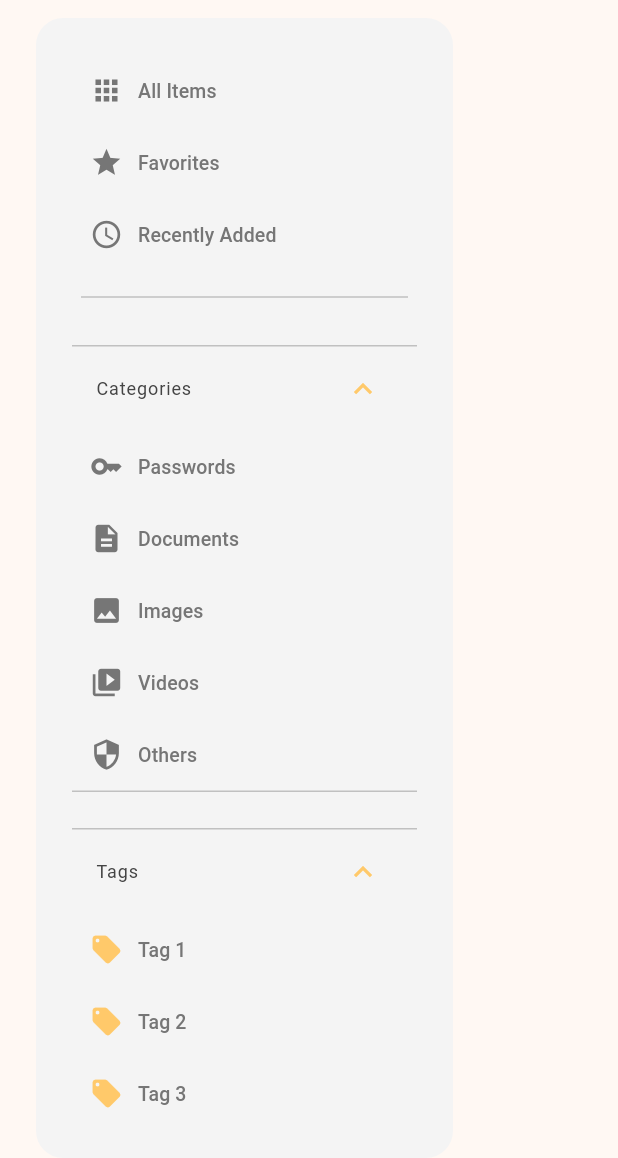
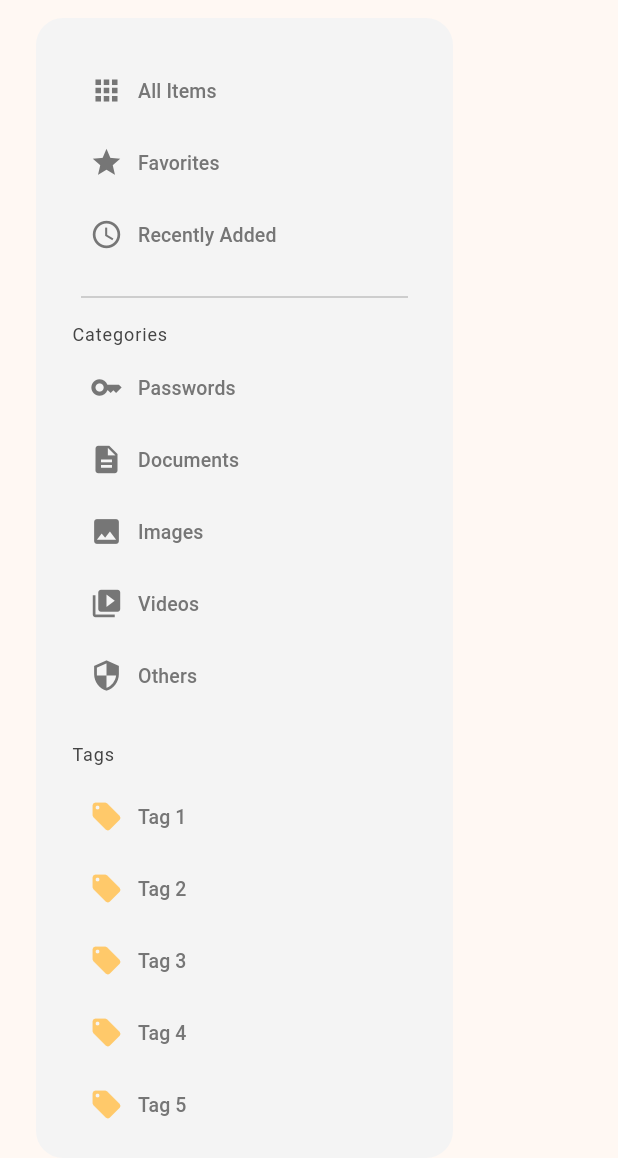
Before and after one commit to penne-0505/penkiel, a Flutter app: the SideBar widget shown alone on an empty page, opened directly, on a phone screen of 412 x 824 dp. Shown: the top 1158 px of the screen. Run offline on Flutter 3.47's test engine with Material 3 defaults, Android fonts, the phone set to English and light mode, and no system bars.

Commit message:
アコーディオンメニューの撤廃、サイドバーにおけるデザインの微調整

```diff
--- a/lib/components/sidebar.dart
+++ b/lib/components/sidebar.dart
@@ -36,11 +36,8 @@ class _SideBarState extends State<SideBar> {
             indent: 6,
             endIndent: 6,
           ),
-          const SizedBox(height: 24),
-          const ExpansionTile(
-            // TODO: ExpansionTileの扱い考える
-            initiallyExpanded: true,
-            title: Text(
+          const SizedBox(height: 12),
+          const Text(
             'Categories',
             style: TextStyle(
               fontSize: 12,
@@ -50,18 +47,14 @@ class _SideBarState extends State<SideBar> {
               height: 0.8,
             ),
           ),
-            children: [
-              SideBarTile(title: 'Passwords', icon: Icon(Icons.key, size: 22, color: PenkielColors.mask)),
-              SideBarTile(title: 'Documents', icon: Icon(Icons.description, size: 22, color: PenkielColors.mask)),
-              SideBarTile(title: 'Images', icon: Icon(Icons.image, size: 22, color: PenkielColors.mask)),
-              SideBarTile(title: 'Videos', icon: Icon(Icons.video_collection, size: 22, color: PenkielColors.mask)),
-              SideBarTile(title: 'Others', icon: Icon(Icons.security, size: 22, color: PenkielColors.mask)),
-            ],
-          ),
+          const SizedBox(height: 6),
+          const SideBarTile(title: 'Passwords', icon: Icon(Icons.key, size: 22, color: PenkielColors.mask)),
+          const SideBarTile(title: 'Documents', icon: Icon(Icons.description, size: 22, color: PenkielColors.mask)),
+          const SideBarTile(title: 'Images', icon: Icon(Icons.image, size: 22, color: PenkielColors.mask)),
+          const SideBarTile(title: 'Videos', icon: Icon(Icons.video_collection, size: 22, color: PenkielColors.mask)),
+          const SideBarTile(title: 'Others', icon: Icon(Icons.security, size: 22, color: PenkielColors.mask)),
           const SizedBox(height: 24),
-          ExpansionTile(
-            initiallyExpanded: true,
-            title: const Text(
+          const Text(
             'Tags',
             style: TextStyle(
               fontSize: 12,
@@ -71,15 +64,15 @@ class _SideBarState extends State<SideBar> {
               height: 0.8,
             ),
           ),
-            children: List.generate(20, (index) {
+          const SizedBox(height: 12),
+          ...List<Widget>.generate(20, (index) {
             return SideBarTile(
               title: 'Tag ${index + 1}',
               icon: const Icon(Icons.local_offer),
             );
-            }),
-          ),
-        ],
-      ),
+          })
+        ]
+      )
       );
   }
 }
```
Lines whose indentation alone changed are shown as unchanged.
